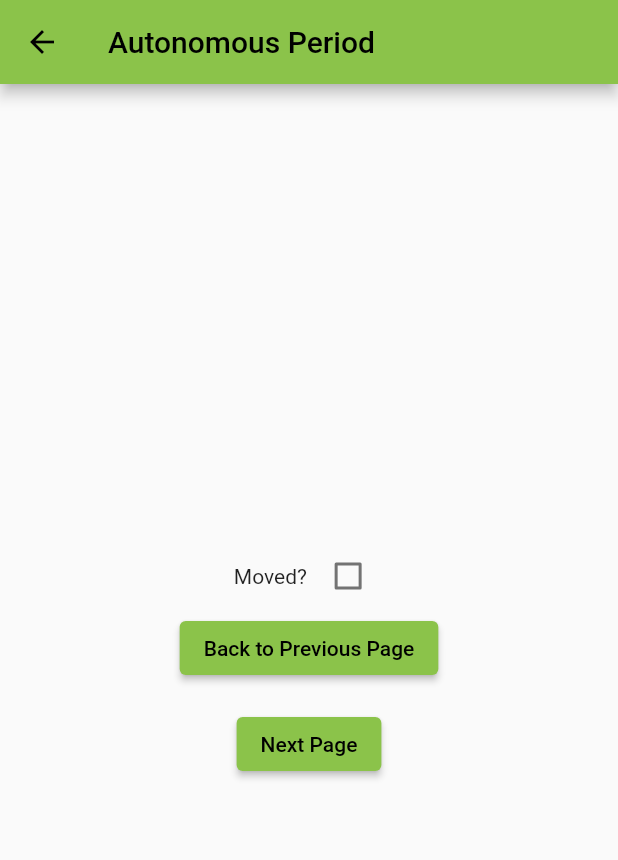
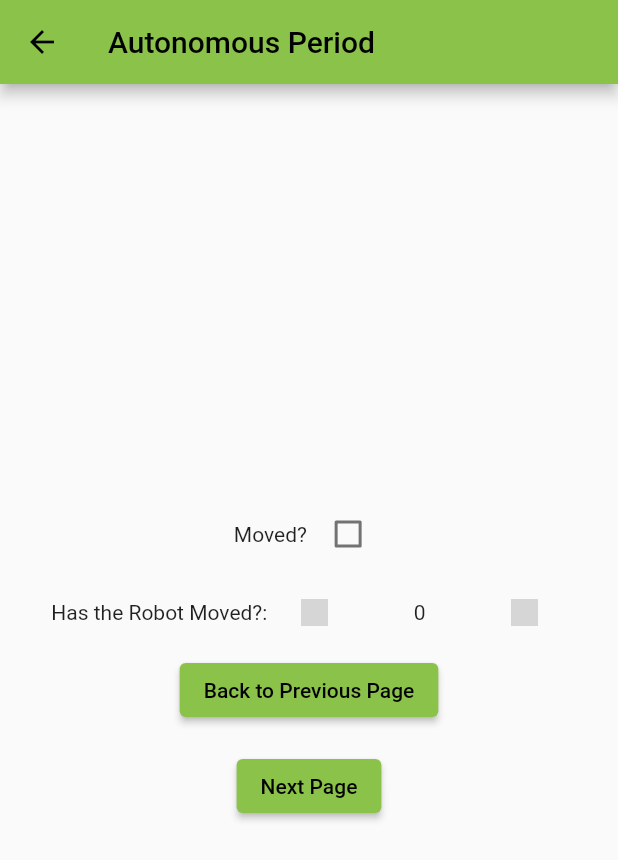
Before and after one commit to team4976/frc-2023-charged-up-scouting, a Flutter app: the pregameinfo screen opened by its route, after a tap on "Next Page", on a phone screen of 412 x 824 dp. Shown: the top 860 px of the screen. Run offline on Flutter 3.47's test engine with Material 2 defaults, Android fonts, the phone set to English and light mode, and no system bars; our stand-ins replace flutter_hooks; grey boxes are pictures that could not be loaded.

Commit message:
This is gonna save us hundreds of lines of code

```diff
--- a/lib/Auto.dart
+++ b/lib/Auto.dart
@@ -30,13 +30,13 @@ class _AutoPageState extends State<AutoPage> {
                 Row (mainAxisAlignment:MainAxisAlignment.center,
                   children: [
                     const Text("Moved? "),
-                    Checkbox(value: dataclass.moved, onChanged: (bool? value) {setState(() {dataclass.moved = dataclass.moved ? false: true;});},),
+                    Checkbox(value: (dataclass.instance.data["Moved"].toString().toLowerCase() == true), onChanged: (bool? value) {setState(() {dataclass.instance.data["Moved"] = (dataclass.instance.data["Moved"].toString().toLowerCase() == false);});},),
                     const Text("")
                   ],
                 ),
 
 
-
+                auto2(),
 
 
 
@@ -71,20 +71,16 @@ class _auto2State extends State<auto2> {
     return Container(
       child: Row(mainAxisAlignment: MainAxisAlignment.center, children: [
         Text("Has the Robot Moved?: "),
-        Flexible(
-            child: FloatingActionButton(backgroundColor: Colors.green,child: const ImageIcon(AssetImage("images/minus.png"),
-              color: Colors.lightGreen,
-              size: 18,),
-                onPressed: (){setState(() {dataclass.low-=1;});})),
+
+        IconButton(icon: const ImageIcon(AssetImage("images/minus.png"), size: 18),
+              iconSize: 40,
+              onPressed: (){setState(() {dataclass.instance.data["Low"]=int.parse(dataclass.instance.data["Low"].toString()) - 1;});}),
         Text("           " +
-            dataclass.low.toString() +
-            "\t\t\t\t\t\t"),
-        Flexible(
-
-            child: FloatingActionButton(backgroundColor: Colors.green,child: const ImageIcon(AssetImage("imagez/plus.png"),
-              color: Colors.lightGreen,
-              size: 18, ),
-                onPressed: (){setState(() {dataclass.low+=1;});})),
+            dataclass.instance.data["Low"].toString() +
+            "           "),
+        IconButton(icon: const ImageIcon(AssetImage("imagez/plus.png"), size: 18),
+            iconSize: 40,
+            onPressed: (){setState(() {dataclass.instance.data["Low"]=int.parse(dataclass.instance.data["Low"].toString()) + 1;});}),
       ],),
     );
   }
--- a/lib/Data.dart
+++ b/lib/Data.dart
@@ -3,6 +3,27 @@ import 'package:frc_2023_charged_up_scouting/Endgame.dart';
 
 
 class dataclass {
+  static dataclass instance = new dataclass();
+  var data = {"Color Red" : false,
+              "Color Blue" : false,
+              "Team Number" : "",
+              "Match Number": "",
+              "Colour" : "Colour",
+              "Moved": false,
+              "Low" : 0,
+
+  };
+
+
+
+
+
+}
+
+
+/*
+
+
   static String TeamNumber = "";
   static String MatchNumber = "";
   static bool? ColorRed = false;
@@ -16,4 +37,4 @@ class dataclass {
   static const String? TeamNumbers = "Team Number";
   static const String? MatchNumbers = "Match Number";
   static String Colour = "Colour";
-}
+ */
--- a/lib/Pregameinfo.dart
+++ b/lib/Pregameinfo.dart
@@ -31,7 +31,7 @@ class _pregameinfoState extends State<pregameinfo> {
                 functions.instance.Textfield("Team Number", true),
                 functions.instance.Textfield("Match Number", false),
 
-                Text(dataclass.Colour),
+                Text(dataclass.instance.data["Colour"].toString()),
                 che(),
 
 
```
Also changed, not shown: lib/Functions.dart (+7 -6 lines).
